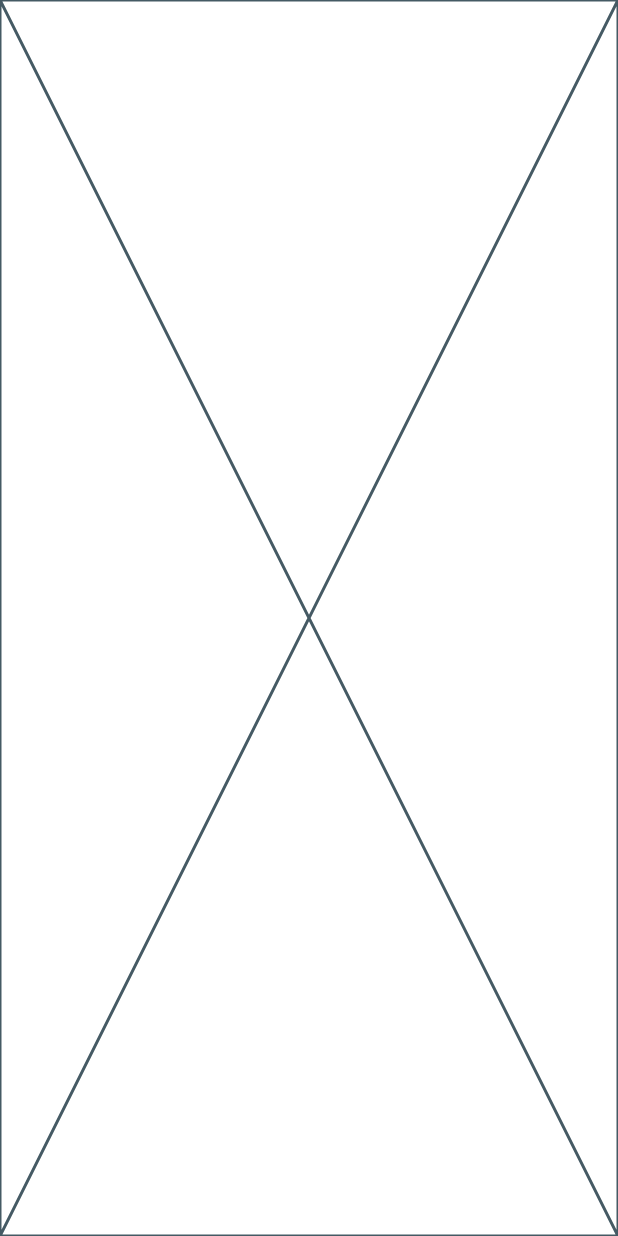
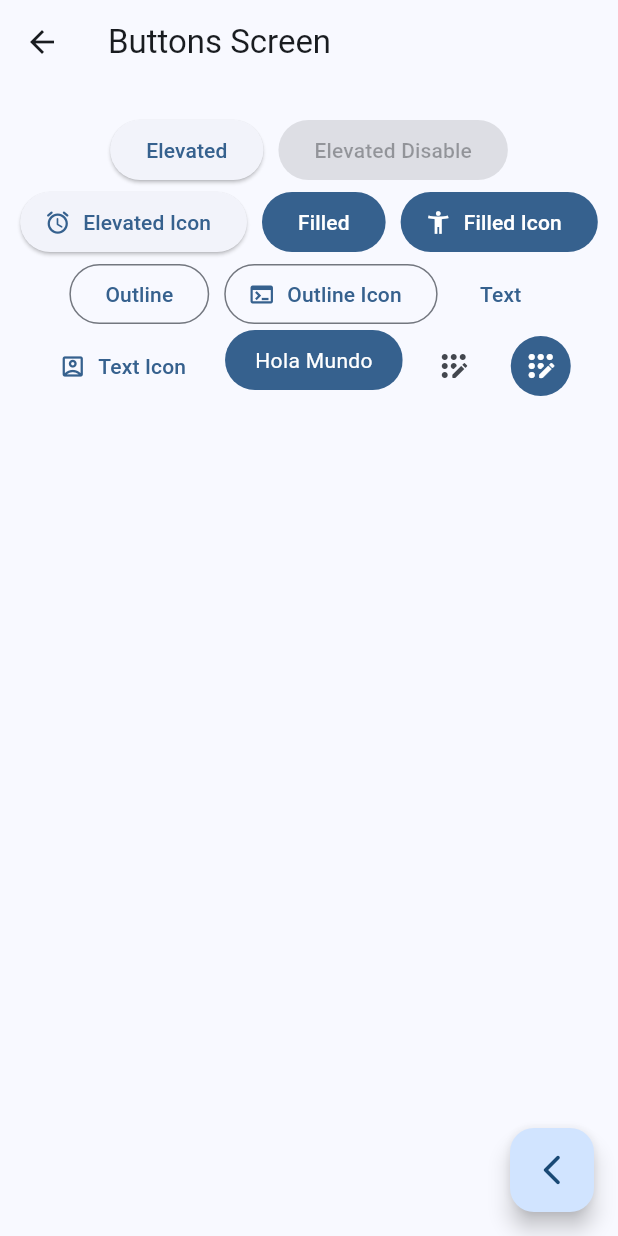
Before and after one commit to Ridley7/ui_challenges, a Flutter app: the screen it shows after launch, after a tap on "Botones", on a phone screen of 412 x 824 dp. Run offline on Flutter 3.47's test engine with Material 3 defaults, Android fonts, the phone set to English and light mode, and no system bars; our stand-ins replace cached_network_image, dio.

Commit message:
Pantalla de botones lista

```diff
--- a/lib/presentation/botones/botones.dart
+++ b/lib/presentation/botones/botones.dart
@@ -5,6 +5,107 @@ class Botones extends StatelessWidget {
 
   @override
   Widget build(BuildContext context) {
-    return const Placeholder();
+    return Scaffold(
+      appBar: AppBar(
+        title: const Text("Buttons Screen"),
+      ),
+
+      body: const _ButtonsView(),
+      floatingActionButton: FloatingActionButton(
+        child: const Icon(Icons.arrow_back_ios_new_rounded),
+        onPressed: (){
+          Navigator.of(context).pop();
+        },
+      ),
+    );
   }
 }
+
+class _ButtonsView extends StatelessWidget {
+  const _ButtonsView();
+
+  @override
+  Widget build(BuildContext context) {
+
+    final colors = Theme.of(context).colorScheme;
+
+    return SizedBox(
+      width: double.infinity,
+      child: Padding(
+        padding: const EdgeInsets.symmetric(horizontal: 10, vertical: 20),
+        child: Wrap(
+          spacing: 10,
+          alignment: WrapAlignment.center,
+          children: [
+            ElevatedButton(onPressed: (){}, child: const Text("Elevated")),
+            const ElevatedButton(onPressed: null, child: Text("Elevated Disable")),
+
+            ElevatedButton.icon(
+                onPressed: (){},
+                icon: const Icon(Icons.access_alarm_rounded),
+                label: const Text("Elevated Icon")
+            ),
+
+            FilledButton(onPressed: (){}, child: const Text("Filled")),
+            FilledButton.icon(
+                onPressed: (){},
+                icon: const Icon(Icons.accessibility_new),
+                label: const Text("Filled Icon"),
+            ),
+
+            OutlinedButton(onPressed: (){}, child: const Text('Outline')),
+            OutlinedButton.icon(
+                onPressed: (){},
+                label: const Text("Outline Icon"),
+              icon: const Icon(Icons.terminal),
+            ),
+
+            TextButton(onPressed: (){}, child: const Text('Text')),
+            TextButton.icon(
+                onPressed: (){},
+                icon: const Icon(Icons.account_box_outlined),
+                label: const Text("Text Icon")
+            ),
+
+            const CustomButton(),
+
+            IconButton(onPressed: (){}, icon: const Icon(Icons.app_registration_rounded)),
+            IconButton(
+                onPressed: (){},
+                icon: const Icon(Icons.app_registration_rounded),
+              style: ButtonStyle(
+                backgroundColor: MaterialStatePropertyAll(colors.primary),
+                iconColor: const MaterialStatePropertyAll(Colors.white)
+              ),
+            )
+
+          ],
+        ),
+      ),
+    );
+  }
+}
+
+
+class CustomButton extends StatelessWidget {
+  const CustomButton({super.key});
+
+  @override
+  Widget build(BuildContext context) {
+
+    final colors = Theme.of(context).colorScheme;
+    return ClipRRect(
+      borderRadius: BorderRadius.circular(20),
+      child: Material(
+        color: colors.primary,
+        child: InkWell(
+          onTap: (){},
+          child: const Padding(
+              padding: EdgeInsets.symmetric(horizontal: 20, vertical: 10),
+            child: Text("Hola Mundo", style: TextStyle(color: Colors.white),),
+          ),
+        ),
+      ),
+    );
+  }
+}
```
